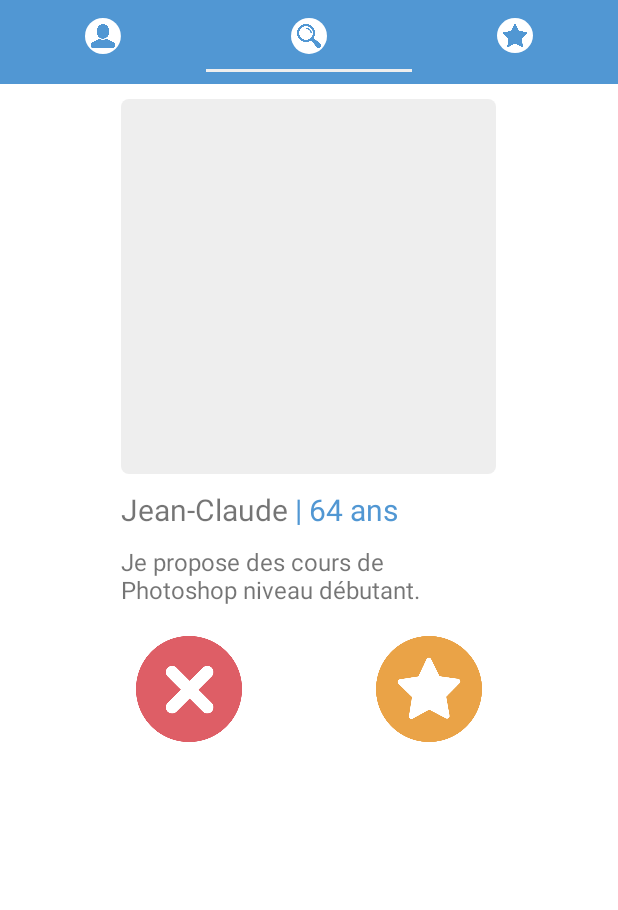
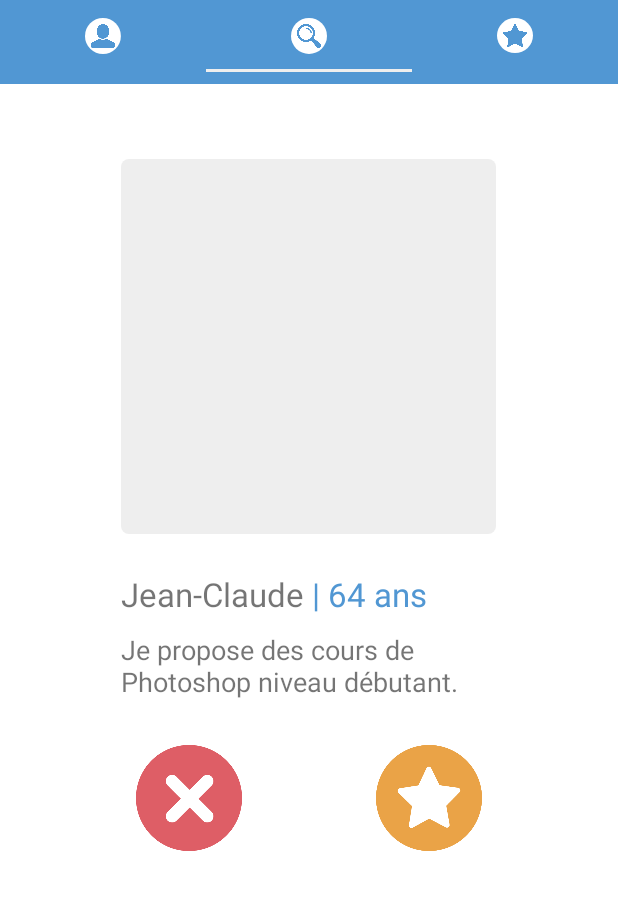
Before and after one commit to Tilkeii/TwoDoAndroid, an Android app: the PagerActivity screen opened directly, with no data from a screen before it, tab 2 chosen, on a phone screen of 412 x 824 dp, the part 84-994 px from its top. Run offline under Robolectric (Android 15) with nearby library versions, the phone set to English and light mode, and no system bars.

Commit message:
Quick design fixes

```diff
--- a/app/build.gradle
+++ b/app/build.gradle
@@ -28,7 +28,7 @@ android {
 dependencies {
     implementation fileTree(dir: 'libs', include: ['*.jar'])
     implementation "com.android.support:appcompat-v7:$project.appCompatVersion"
-    implementation 'com.android.support:design:+'
+    implementation "com.android.support:design:$project.appCompatVersion"
     implementation 'com.android.support.constraint:constraint-layout:1.1.3'
     testImplementation 'junit:junit:4.12'
     androidTestImplementation 'com.android.support.test:runner:1.0.2'
--- a/app/src/main/java/twodo/twodo/activity/PagerActivity.java
+++ b/app/src/main/java/twodo/twodo/activity/PagerActivity.java
@@ -31,6 +31,7 @@ public class PagerActivity extends AppCompatActivity {
         final ViewPager viewPager = (ViewPager) findViewById(R.id.pager);
         final PagerAdapter adapter = new PagerAdapter(getSupportFragmentManager(), tabLayout.getTabCount());
         viewPager.setAdapter(adapter);
+        viewPager.setCurrentItem(1);
         viewPager.addOnPageChangeListener(new TabLayout.TabLayoutOnPageChangeListener(tabLayout));
         tabLayout.setupWithViewPager(viewPager);
 
--- /dev/null
+++ b/app/src/main/res/drawable/layout_rounded_light_disabled.xml
@@ -0,0 +1,6 @@
+<?xml version="1.0" encoding="UTF-8"?>
+<shape xmlns:android="http://schemas.android.com/apk/res/android">
+    <solid android:color="@color/colorAccentDark"/>
+    <corners android:radius="5dp"/>
+    <padding android:left="0dp" android:top="0dp" android:right="0dp" android:bottom="0dp" />
+</shape>
--- a/app/src/main/res/layout/activity_profile.xml
+++ b/app/src/main/res/layout/activity_profile.xml
@@ -18,8 +18,8 @@
 
             <Button
                 android:id="@+id/back"
-                android:layout_width="50dp"
-                android:layout_height="match_parent"
+                android:layout_width="30dp"
+                android:layout_height="30dp"
                 android:layout_gravity="left"
                 android:adjustViewBounds="true"
                 android:background="@drawable/ic_arrow_back_black_24dp" />
--- a/app/src/main/res/layout/fragment_matching.xml
+++ b/app/src/main/res/layout/fragment_matching.xml
@@ -9,8 +9,9 @@
         android:layout_width="250dp"
         android:layout_height="250dp"
         android:layout_centerHorizontal="true"
-        android:layout_marginTop="10dp"
-        android:background="@drawable/layout_rounded_light_grey"/>
+        android:layout_marginTop="50dp"
+        android:background="@drawable/layout_rounded_light_grey"
+        />
 
 
     <LinearLayout
@@ -20,7 +21,7 @@
         android:orientation="vertical"
         android:layout_below="@+id/photo"
         android:layout_centerHorizontal="true"
-        android:layout_marginTop="10dp">
+        android:layout_marginTop="25dp">
 
         <LinearLayout
             android:layout_width="match_parent"
@@ -33,13 +34,13 @@
                 android:layout_width="wrap_content"
                 android:layout_height="match_parent"
                 android:text="@string/name"
-                android:textSize="20sp" />
+                android:textSize="22sp" />
 
             <TextView
                 android:layout_width="wrap_content"
                 android:layout_height="match_parent"
                 android:text="@string/separator"
-                android:textSize="20sp"
+                android:textSize="22sp"
                 android:textColor="@color/colorPrimary" />
 
             <TextView
@@ -47,7 +48,7 @@
                 android:layout_width="wrap_content"
                 android:layout_height="match_parent"
                 android:text="64 ans"
-                android:textSize="20sp"
+                android:textSize="22sp"
                 android:textColor="@color/colorPrimary"/>
 
         </LinearLayout>
@@ -57,7 +58,7 @@
             android:layout_width="wrap_content"
             android:layout_height="wrap_content"
             android:text="@string/description"
-            android:textSize="16sp"
+            android:textSize="18sp"
             android:layout_marginTop="10dp"/>
 
     </LinearLayout>
@@ -68,7 +69,7 @@
         android:orientation="horizontal"
         android:layout_below="@+id/matchprofile"
         android:layout_centerHorizontal="true"
-        android:layout_marginTop="15dp">
+        android:layout_marginTop="25dp">
 
         <Button
             android:id="@+id/pass"
--- a/app/src/main/res/values/strings.xml
+++ b/app/src/main/res/values/strings.xml
@@ -43,4 +43,5 @@
     <string name="i_offer">Je propose ...</string>
     <string name="btn_saved">Sauvegarder</string>
     <string name="hello_profile">Bonjour </string>
+    <string name="profile_description">Décrivez en quelques mots ce que vous proposez...</string>
 </resources>
```
Also changed, not shown: app/src/main/res/layout/activity_login.xml (+10 -2 lines), app/src/main/res/layout/activity_register.xml (+39 -14 lines), app/src/main/res/layout/fragment_profile.xml (+60 -29 lines).
